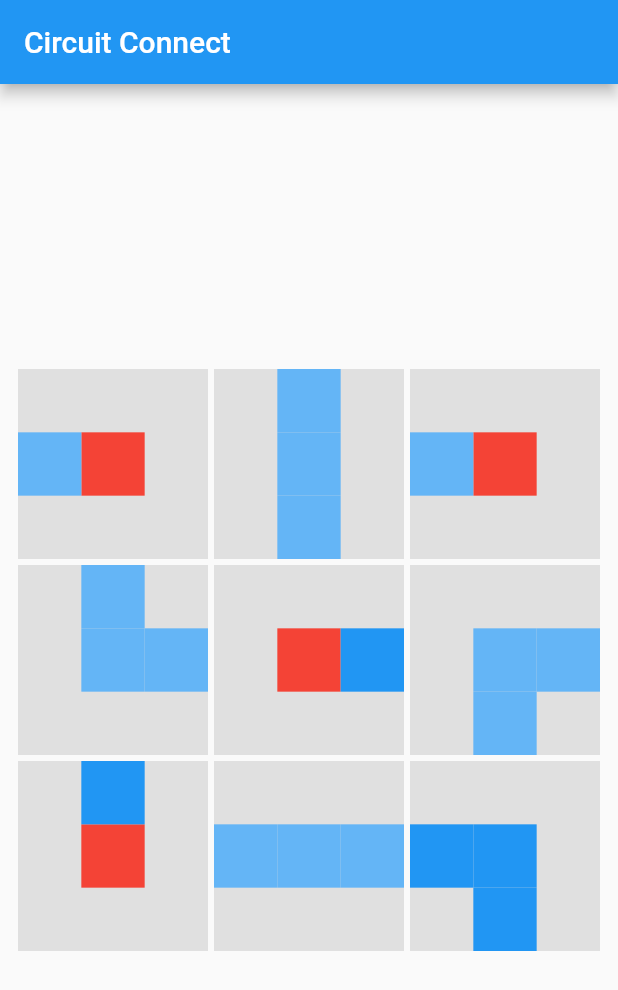
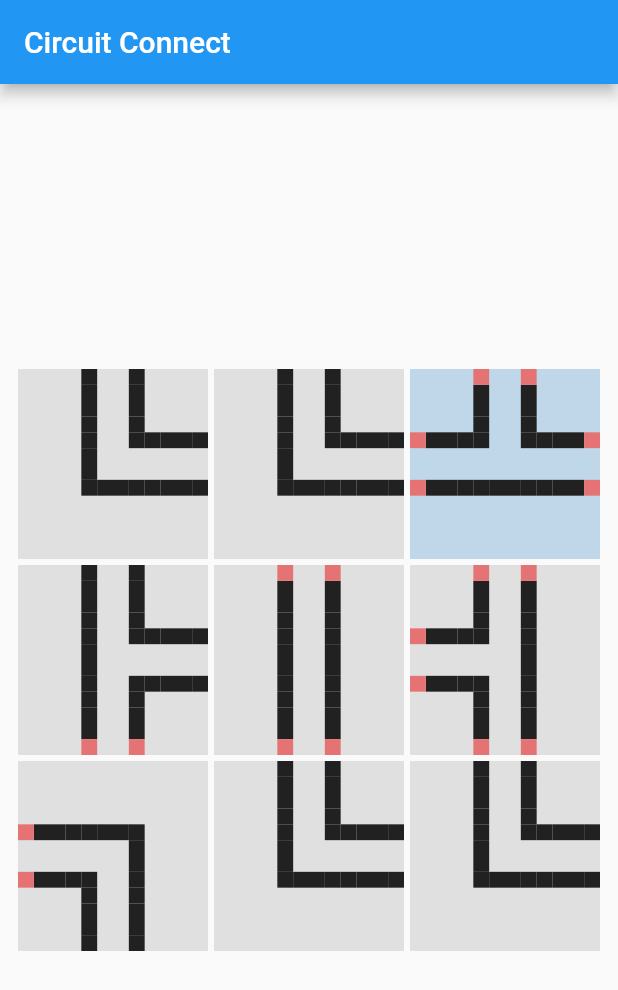
Before and after one commit to jordanpemberton/gridcircuitpuzzle, a Flutter app: the screen it shows after launch, on a phone screen of 412 x 824 dp. Shown: the top 990 px of the screen. Run offline on Flutter 3.47's test engine with Material 2 defaults, Android fonts, the phone set to English and light mode, and no system bars.

Commit message:
Cleaning up organization, new 'outline' design

```diff
--- a/lib/board.dart
+++ b/lib/board.dart
@@ -2,8 +2,8 @@ import 'package:flutter/material.dart';
 import './gamepiece.dart';
 
 class Board extends StatelessWidget {
-  Board(this.gamePieces, this.onTapFunction);
-  final List gamePieces;
+  Board(this.pieces, this.onTapFunction);
+  final List pieces;
   final Function onTapFunction;
 
   @override
@@ -15,13 +15,7 @@ class Board extends StatelessWidget {
         padding: EdgeInsets.all(10.0),
         physics: NeverScrollableScrollPhysics(),
         children: [
-
-          ...gamePieces.map((piece) {
-            return GamePiece(
-              pieceData: piece,
-              pieceTapped: onTapFunction,
-            );
-          }).toList()
+          ...pieces.map((piece) => GamePiece(data: piece, func: onTapFunction,)),
         ],
       ),
     );
--- a/lib/gamepiece.dart
+++ b/lib/gamepiece.dart
@@ -1,13 +1,17 @@
 import 'package:flutter/material.dart';
+import 'dart:math' as math;
+
+import 'package:gridcircuitpuzzle/piecearm.dart';
+import 'package:gridcircuitpuzzle/piececenter.dart';
 
 class GamePiece extends StatelessWidget {
   GamePiece({
-    this.pieceData,
-    this.pieceTapped,
+    this.data,
+    this.func,
   });
 
-  final Map pieceData;
-  final Function pieceTapped;
+  final Map data;
+  final Function func;
 
   @override
   Widget build(BuildContext context) {
@@ -17,15 +21,14 @@ class GamePiece extends StatelessWidget {
         color: Colors.grey[300],
         child: GestureDetector(
           onTap: () {
-            print(pieceTapped);
-            return pieceTapped(pieceData['pieceKey']);
+            return func();
           },
           // This is necessary
           behavior: HitTestBehavior.translucent,
           child: Stack(
             children: [
               AnimatedOpacity(
-                opacity: pieceData['selected'] == 1 ? 0.4 : 0,
+                opacity: data['s'] == 1 ? 0.4 : 0,
                 duration: Duration(milliseconds: 200),
                 child: Container(
                   height: double.infinity,
@@ -33,78 +36,72 @@ class GamePiece extends StatelessWidget {
                   color: Colors.blue[200],
                 ),
               ),
+              // TOP
               Align(
-                alignment: Alignment.center,
-                child: pieceData['center'] > 0
+                alignment: Alignment.topCenter,
+                child: data['t'] != 0
                     ? FractionallySizedBox(
                         widthFactor: 1 / 3,
                         heightFactor: 1 / 3,
-                        child: Container(
-                          color: pieceData['center'] == 3
-                              ? Colors.red
-                              : pieceData['center'] == 1
-                              ? Colors.blue[300]
-                              : Colors.blue,
+                        child: PieceArm(
+                          connected: data['t'],
+                          rotation: 0,
                         ),
                       )
                     : Container(),
               ),
+              // RIGHT
               Align(
-                alignment: Alignment.topCenter,
-                child: pieceData['top'] > 0
+                alignment: Alignment.centerRight,
+                child: data['r'] != 0
                     ? FractionallySizedBox(
                         widthFactor: 1 / 3,
                         heightFactor: 1 / 3,
-                        child: Container(
-                          color: pieceData['top'] == 1
-                              ? Colors.blue[300]
-                              : Colors.blue,
+                        child: PieceArm(
+                          connected: data['r'],
+                          rotation: math.pi / 2,
                         ),
                       )
                     : Container(),
               ),
+              // BOTTOM
               Align(
-                alignment: Alignment.centerRight,
-                child: pieceData['right'] > 0
+                alignment: Alignment.bottomCenter,
+                child: data['b'] != 0
                     ? FractionallySizedBox(
                         widthFactor: 1 / 3,
                         heightFactor: 1 / 3,
-                        child: Container(
-                          color: pieceData['right'] == 1
-                              ? Colors.blue[300]
-                              : Colors.blue,
+                        child: PieceArm(
+                          connected: data['b'],
+                          rotation: math.pi,
                         ),
                       )
                     : Container(),
               ),
+              // TOP
               Align(
-                alignment: Alignment.bottomCenter,
-                child: pieceData['bottom'] > 0
+                alignment: Alignment.centerLeft,
+                child: data['l'] != 0
                     ? FractionallySizedBox(
                         widthFactor: 1 / 3,
                         heightFactor: 1 / 3,
-                        child: Container(
-                          color: pieceData['bottom'] == 1
-                              ? Colors.blue[300]
-                              : Colors.blue,
+                        child: PieceArm(
+                          connected: data['l'],
+                          rotation: math.pi * 1.5,
                         ),
                       )
                     : Container(),
               ),
+              // CENTER
               Align(
-                alignment: Alignment.centerLeft,
-                child: pieceData['left'] > 0
-                    ? FractionallySizedBox(
-                        widthFactor: 1 / 3,
-                        heightFactor: 1 / 3,
-                        child: Container(
-                          color: pieceData['left'] == 1
-                              ? Colors.blue[300]
-                              : Colors.blue,
-                        ),
-                      )
-                    : Container(),
-              ),
+                  alignment: Alignment.center,
+                  child: FractionallySizedBox(
+                    widthFactor: 1 / 3,
+                    heightFactor: 1 / 3,
+                    child: PieceCenter(
+                      data: data,
+                    ),
+                  )),
             ],
           ),
         ),
--- a/lib/main.dart
+++ b/lib/main.dart
@@ -1,5 +1,4 @@
 import 'package:flutter/material.dart';
-// import 'dart:async';
 
 import './board.dart';
 
@@ -30,134 +29,126 @@ class MyHomePage extends StatefulWidget {
 }
 
 class _MyHomePageState extends State<MyHomePage> {
-  List gamePieces = [
-    {
-      'pieceKey': 1,
-      'center': 3,
-      'top': 0,
-      'right': 0,
-      'bottom': 0,
-      'left': 1,
-      'selected': 0,
+  static const int pieceCount = 9;
+
+  static const Map game = {
+    0: {
+      't': -1,
+      'r': -1,
+      'b': 0,
+      'l': 0,
+      's': 0,
     },
-    {
-      'pieceKey': 2,
-      'center': 1,
-      'top': 1,
-      'right': 0,
-      'bottom': 1,
-      'left': 0,
-      'selected': 0,
+    1: {
+      't': -1,
+      'r': -1,
+      'b': 0,
+      'l': 0,
+      's': 0,
     },
-    {
-      'pieceKey': 3,
-      'center': 3,
-      'top': 0,
-      'right': 0,
-      'bottom': 0,
-      'left': 1,
-      'selected': 0,
+    2: {
+      't': 1,
+      'r': 1,
+      'b': 0,
+      'l': 1,
+      's': 1,
     },
-    {
-      'pieceKey': 4,
-      'center': 1,
-      'top': 1,
-      'right': 1,
-      'bottom': 0,
-      'left': 0,
-      'selected': 0,
+    3: {
+      't': -1,
+      'r': -1,
+      'b': 1,
+      'l': 0,
+      's': 0,
     },
-    {
-      'pieceKey': 5,
-      'center': 3,
-      'top': 0,
-      'right': 2,
-      'bottom': 0,
-      'left': 0,
-      'selected': 0,
+    4: {
+      't': 1,
+      'r': 0,
+      'b': 1,
+      'l': 0,
+      's': 0,
     },
-    {
-      'pieceKey': 6,
-      'center': 1,
-      'top': 0,
-      'right': 1,
-      'bottom': 1,
-      'left': 0,
-      'selected': 0,
+    5: {
+      't': 1,
+      'r': 0,
+      'b': 1,
+      'l': 1,
+      's': 0,
     },
-    {
-      'pieceKey': 7,
-      'center': 3,
-      'top': 2,
-      'right': 0,
-      'bottom': 0,
-      'left': 0,
-      'selected': 0,
+    6: {
+      't': 0,
+      'r': 0,
+      'b': -1,
+      'l': 1,
+      's': 0,
     },
-    {
-      'pieceKey': 8,
-      'center': 1,
-      'top': 0,
-      'right': 1,
-      'bottom': 0,
-      'left': 1,
-      'selected': 0,
+    7: {
+      't': -1,
+      'r': -1,
+      'b': 0,
+      'l': 0,
+      's': 0,
     },
-    {
-      'pieceKey': 9,
-      'center': 2,
-      'top': 0,
-      'right': 0,
-      'bottom': 2,
-      'left': 2,
-      'selected': 0,
+    8: {
+      't': -1,
+      'r': -1,
+      'b': 0,
+      'l': 0,
+      's': 0,
     },
-  ];
-
-  Map currentMove = {
-    'firstPiece': null,
-    'secondPiece': null,
   };
 
-  void _onPieceTapped(int pieceKey) {
+  List pieceList = [ for (var i=0; i<pieceCount; i++) game[i] ];
+
+  var currentMove = new List(2);
+
+  void makePieceList() {
     setState(() {
-      // Current piece (matches key):
-      int currIndex = gamePieces.indexWhere((item) => item['pieceKey'] == pieceKey);
-      Map currPiece = gamePieces[currIndex];
+      game.forEach((k,v) => pieceList[k] = v);
+    });
+  }
 
-      // If reclicked same piece -> Unselect:
-      if (currentMove['firstPiece'] == pieceKey) {
-        currentMove['firstPiece'] = null;
-        currPiece['selected'] = 0;
-      }
+  void _onPieceTapped() {
+    return;
+  //   setState(() {
+  //     // Current piece (matches key):
+  //     int currIndex =
+  //         gamePieces.indexWhere((item) => item['pieceKey'] == pieceKey);
+  //     Map currPiece = gamePieces[currIndex];
 
-      // Select First Piece:
-      else if (currentMove['firstPiece'] == null) {
-        currentMove['firstPiece'] = pieceKey;
-        currPiece['selected'] = 1;
-      }
+  //     // If reclicked same piece -> Unselect:
+  //     if (currentMove['firstPiece'] == pieceKey) {
+  //       currentMove['firstPiece'] = null;
+  //       currPiece['selected'] = 0;
+  //     }
 
-      // Select Second Piece:
-      else {
-        currentMove['secondPiece'] = pieceKey;
+  //     // Select First Piece:
+  //     else if (currentMove['firstPiece'] == null) {
+  //       currentMove['firstPiece'] = pieceKey;
+  //       currPiece['selected'] = 1;
+  //     }
 
-        int prevKey = currentMove['firstPiece'];
+  //     // Select Second Piece:
+  //     else {
+  //       currentMove['secondPiece'] = pieceKey;
 
-        // Find first (prev) selected piece (the piece being moved):
-        int prevIndex = gamePieces.indexWhere((item) => item['pieceKey'] == prevKey);
-        Map prevPiece = gamePieces[prevIndex];
-        // Unselect
-        prevPiece['selected'] = 0;
+  //       int prevKey = currentMove['firstPiece'];
 
-        // Swap places in list:
-        gamePieces[prevIndex] = currPiece;
-        gamePieces[currIndex] = prevPiece;
+  //       // Find first (prev) selected piece (the piece being moved):
+  //       int prevIndex =
+  //           gamePieces.indexWhere((item) => item['pieceKey'] == prevKey);
+  //       Map prevPiece = gamePieces[prevIndex];
+  //       // Unselect
+  //       prevPiece['selected'] = 0;
 
-        // Reset currentMove:
-        currentMove['firstPiece'] = null;
-        currentMove['secondPiece'] = null;
-      }
-    });
+  //       // Swap places in list:
+  //       gamePieces[prevIndex] = currPiece;
+  //       gamePieces[currIndex] = prevPiece;
+
+  //       // Reset currentMove:
+  //       currentMove['firstPiece'] = null;
+  //       currentMove['secondPiece'] = null;
+  //     }
+  //   });
   }
 
   @override
@@ -170,7 +161,7 @@ class _MyHomePageState extends State<MyHomePage> {
         child: Column(
           mainAxisAlignment: MainAxisAlignment.center,
           children: <Widget>[
-            Board(gamePieces, _onPieceTapped),
+            Board(pieceList, _onPieceTapped),
           ],
         ),
       ),
--- /dev/null
+++ b/lib/piecearm.dart
@@ -0,0 +1,54 @@
+import 'package:flutter/material.dart';
+import 'package:gridcircuitpuzzle/piecepart.dart';
+
+class PieceArm extends StatelessWidget {
+  PieceArm({
+    this.connected,
+    this.rotation,
+  });
+  final int connected;
+  final double rotation; // 0, 90, 180, 270
+
+  @override
+  Widget build(BuildContext context) {
+    return Transform.rotate(
+      angle: rotation,
+      child: Stack(
+        children: [
+          PiecePart(
+            align: Alignment.centerLeft,
+            widthf: 1 / 4,
+            heightf: 1 / 2,
+          ),
+          PiecePart(
+            align: Alignment.centerRight,
+            widthf: 1 / 4,
+            heightf: 1 / 2,
+          ),
+          PiecePart(
+            align: Alignment.topRight,
+            widthf: 1 / 4,
+            heightf: 1 / 4,
+            hglt: connected == 1,
+          ),
+          PiecePart(
+            align: Alignment.topLeft,
+            widthf: 1 / 4,
+            heightf: 1 / 4,
+            hglt: connected == 1,
+          ),
+          PiecePart(
+            align: Alignment.bottomRight,
+            widthf: 1 / 4,
+            heightf: 1 / 4,
+          ),
+          PiecePart(
+            align: Alignment.bottomLeft,
+            widthf: 1 / 4,
+            heightf: 1 / 4,
+          ),
+        ],
+      ),
+    );
+  }
+}
--- /dev/null
+++ b/lib/piececenter.dart
@@ -0,0 +1,62 @@
+import 'package:flutter/material.dart';
+import 'package:gridcircuitpuzzle/piecepart.dart';
+
+class PieceCenter extends StatelessWidget {
+  PieceCenter({
+    this.data,
+  });
+  final Map data;
+
+  @override
+  Widget build(BuildContext context) {
+    return Stack(
+      children: [
+        // TOP
+        if (data['t'] == 0)
+          PiecePart(
+            align: Alignment.topCenter,
+            widthf: 1 / 2,
+            heightf: 1 / 4,
+          ),
+        if (data['r'] == 0)
+          PiecePart(
+            align: Alignment.centerRight,
+            widthf: 1 / 4,
+            heightf: 1 / 2,
+          ),
+        if (data['b'] == 0)
+          PiecePart(
+            align: Alignment.bottomCenter,
+            widthf: 1 / 2,
+            heightf: 1 / 4,
+          ),
+        if (data['l'] == 0)
+          PiecePart(
+            align: Alignment.centerLeft,
+            widthf: 1 / 4,
+            heightf: 1 / 2,
+          ),
+        PiecePart(
+          align: Alignment.topLeft,
+          widthf: 1 / 4,
+          heightf: 1 / 4,
+        ),
+        PiecePart(
+          align: Alignment.topRight,
+          widthf: 1 / 4,
+          heightf: 1 / 4,
+        ),
+        PiecePart(
+          align: Alignment.bottomRight,
+          widthf: 1 / 4,
+          heightf: 1 / 4,
+        ),
+        PiecePart(
+          align: Alignment.bottomLeft,
+          widthf: 1 / 4,
+          heightf: 1 / 4,
+        ),
+      ],
+    );
+  }
+}
--- /dev/null
+++ b/lib/piecepart.dart
@@ -0,0 +1,27 @@
+import 'package:flutter/material.dart';
+
+class PiecePart extends StatelessWidget {
+  PiecePart({
+    this.align,
+    this.widthf,
+    this.heightf,
+    this.hglt = false,
+  });
+
+  final AlignmentGeometry align;
+  final double widthf;
+  final double heightf;
+  final bool hglt;
+
+  @override
+  Widget build(BuildContext context) {
+    return Align(
+      alignment: align,
+      child: FractionallySizedBox(
+        widthFactor: widthf,
+        heightFactor: heightf,
+        child: Container(color: hglt ? Colors.red[300] : Colors.grey[900]),
+      ),
+    );
+  }
+}
```
Also changed, not shown: 1 other file.
